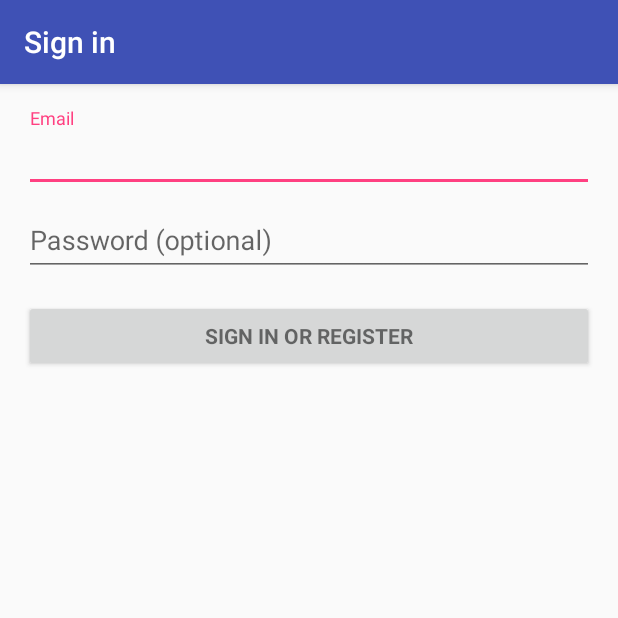
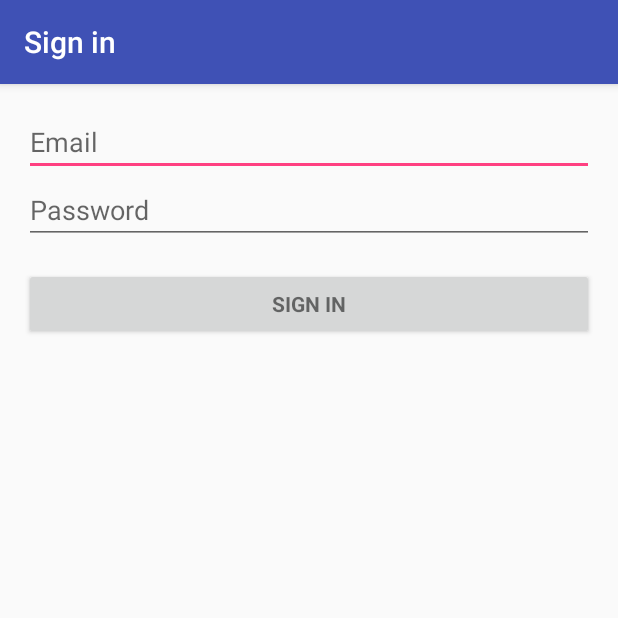
Before and after one commit to chandlergaines/KindredSpirits, an Android app: the LoginActivity screen opened directly, with no data from a screen before it, on a phone screen of 412 x 824 dp, the top half of it. Run offline under Robolectric (Android 15) with nearby library versions, the phone set to English and light mode, and no system bars; 2 statements that could not run were skipped.

Commit message:
Second Commit: Working with login activity, added Firebase Auth and Messenger

```diff
--- a/KindredSpirits/app/build.gradle
+++ b/KindredSpirits/app/build.gradle
@@ -30,6 +30,7 @@ dependencies {
     compile 'com.squareup.picasso:picasso:2.5.2'
     compile 'com.jakewharton:butterknife:8.4.0'
     compile 'com.google.firebase:firebase-auth:9.2.1'
+    compile 'com.google.firebase:firebase-messaging:9.2.1'
 }
 
 apply plugin: 'com.google.gms.google-services'
--- a/KindredSpirits/app/src/main/AndroidManifest.xml
+++ b/KindredSpirits/app/src/main/AndroidManifest.xml
@@ -16,6 +16,8 @@
     <uses-permission android:name="android.permission.GET_ACCOUNTS"/>
     <uses-permission android:name="android.permission.READ_PROFILE"/>
     <uses-permission android:name="android.permission.READ_CONTACTS"/>
+    <uses-permission android:name="android.permission.INTERNET"/>
+
 
     <application
         android:allowBackup="true"
--- a/KindredSpirits/app/src/main/res/layout/activity_login.xml
+++ b/KindredSpirits/app/src/main/res/layout/activity_login.xml
@@ -30,10 +30,6 @@
             android:layout_height="wrap_content"
             android:orientation="vertical">
 
-            <android.support.design.widget.TextInputLayout
-                android:layout_width="match_parent"
-                android:layout_height="wrap_content">
-
             <AutoCompleteTextView
                 android:id="@+id/email"
                 android:layout_width="match_parent"
@@ -43,25 +39,17 @@
                 android:maxLines="1"
                 android:singleLine="true"/>
 
-            </android.support.design.widget.TextInputLayout>
-
-            <android.support.design.widget.TextInputLayout
-                android:layout_width="match_parent"
-                android:layout_height="wrap_content">
-
             <EditText
                 android:id="@+id/password"
                 android:layout_width="match_parent"
                 android:layout_height="wrap_content"
                 android:hint="@string/prompt_password"
                 android:imeActionId="@+id/login"
-                    android:imeActionLabel="@string/action_sign_in_short"
+                android:imeActionLabel="@string/action_sign_in"
                 android:imeOptions="actionUnspecified"
                 android:inputType="textPassword"
                 android:maxLines="1"
                 android:singleLine="true"/>
-
-            </android.support.design.widget.TextInputLayout>
 
             <Button
                 android:id="@+id/email_sign_in_button"
--- a/KindredSpirits/app/src/main/res/values/strings.xml
+++ b/KindredSpirits/app/src/main/res/values/strings.xml
@@ -1,5 +1,7 @@
 <resources>
     <string name="app_name">Kindred Spirits</string>
+
+    <!-- Notes -->
     <string name="action_add">add</string>
     <string name="title_hint">Title</string>
     <string name="description_hint">Description</string>
@@ -8,7 +10,10 @@
     <string name="todo_checkbox">To do</string>
     <string name="cancel_button">Cancel</string>
     <string name="ok_button">OK</string>
+    <string name="add_photo">Add Photo</string>
+    <string name="share_button">Share</string>
 
+    <!-- Notes Settings -->
     <string name="sound_checkbox">On or Off</string>
     <string name="settings_title">Settings</string>
     <string name="sound_title">Sound FX</string>
@@ -16,22 +21,19 @@
     <string name="rb_fast">Fast</string>
     <string name="rb_slow">Slow</string>
     <string name="rb_none">None</string>
-    <string name="add_photo">Add Photo</string>
-    <string name="share_button">Share</string>
 
     <string name="action_settings">Settings</string>
+
+    <!-- Login -->
     <string name="title_activity_login">Sign in</string>
-
-    <!-- Strings related to login -->
     <string name="prompt_email">Email</string>
-    <string name="prompt_password">Password (optional)</string>
-    <string name="action_sign_in">Sign in or register</string>
-    <string name="action_sign_in_short">Sign in</string>
+    <string name="prompt_password">Password</string>
+    <string name="action_sign_in">Sign in</string>
+    <string name="action_register">Don\'t have an account? Register here.</string>
     <string name="error_invalid_email">This email address is invalid</string>
     <string name="error_invalid_password">This password is too short</string>
     <string name="error_incorrect_password">This password is incorrect</string>
     <string name="error_field_required">This field is required</string>
     <string name="permission_rationale">"Contacts permissions are needed for providing email
-        completions."
-    </string>
+        completions."</string>
 </resources>
```
Also changed, not shown: KindredSpirits/app/src/main/java/com/chandler/android/aca/kindredspirits/MainActivity.java (+9 -0 lines), KindredSpirits/app/src/main/java/com/chandler/android/aca/kindredspirits/MyFirebaseInstanceIdService.java (added, +27 -0 lines), KindredSpirits/app/src/main/java/com/chandler/android/aca/kindredspirits/MyFirebaseMessagingService.java (added, +52 -0 lines), KindredSpirits/app/src/main/res/layout/activity_main.xml (+12 -2 lines). Lines whose indentation alone changed are shown as unchanged.
